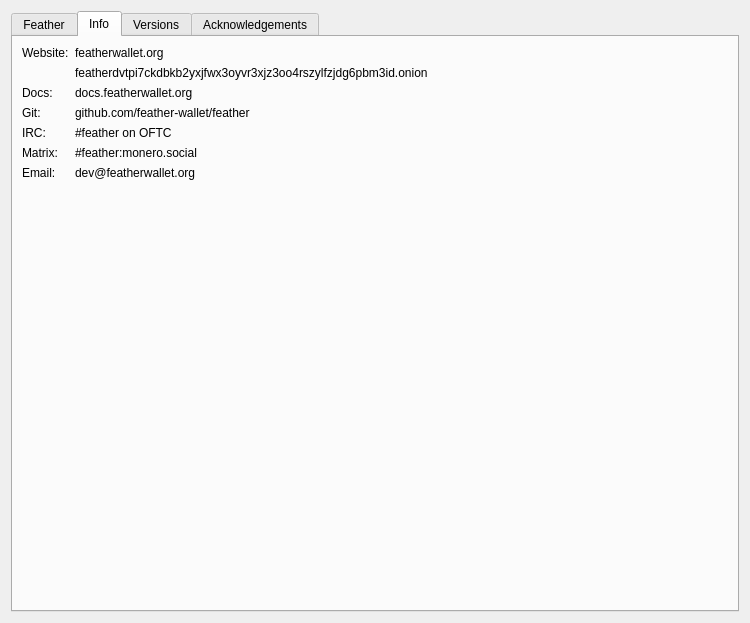
This is src/dialog/AboutDialog.ui in BiscuitWallet/Biscuit as Qt 5 draws it before an edit. The edited form follows.
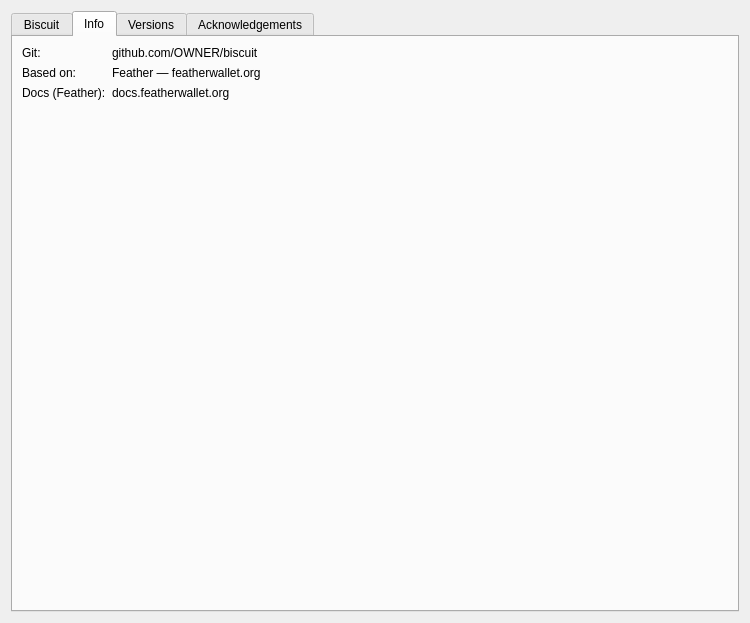
This is the edited form. The open tabs and pages were chosen to show the change. Custom widgets are drawn as their Qt base class.

Commit message: Renomme Feather en Biscuit et coupe les serveurs Feather

```diff
--- a/src/dialog/AboutDialog.ui
+++ b/src/dialog/AboutDialog.ui
@@ -27,7 +27,7 @@
      </property>
      <widget class="QWidget" name="Feather">
       <attribute name="title">
-       <string>Feather</string>
+       <string>Biscuit</string>
       </attribute>
       <layout class="QVBoxLayout" name="verticalLayout_2">
        <item>
@@ -79,14 +79,14 @@
        <item row="0" column="0">
         <widget class="QLabel" name="label_2">
          <property name="text">
-          <string>Website:</string>
+          <string>Git:</string>
          </property>
         </widget>
        </item>
        <item row="0" column="1">
         <widget class="QLabel" name="label_8">
          <property name="text">
-          <string>featherwallet.org</string>
+          <string>github.com/OWNER/biscuit</string>
          </property>
          <property name="textInteractionFlags">
           <set>Qt::TextInteractionFlag::LinksAccessibleByMouse|Qt::TextInteractionFlag::TextSelectableByMouse</set>
@@ -96,14 +96,14 @@
        <item row="1" column="0">
         <widget class="QLabel" name="label_18">
          <property name="text">
-          <string/>
+          <string>Based on:</string>
          </property>
         </widget>
        </item>
        <item row="1" column="1">
         <widget class="QLabel" name="label_19">
          <property name="text">
-          <string>featherdvtpi7ckdbkb2yxjfwx3oyvr3xjz3oo4rszylfzjdg6pbm3id.onion</string>
+          <string>Feather — featherwallet.org</string>
          </property>
          <property name="textInteractionFlags">
           <set>Qt::TextInteractionFlag::LinksAccessibleByMouse|Qt::TextInteractionFlag::TextSelectableByMouse</set>
@@ -113,7 +113,7 @@
        <item row="2" column="0">
         <widget class="QLabel" name="label_3">
          <property name="text">
-          <string>Docs:</string>
+          <string>Docs (Feather):</string>
          </property>
         </widget>
        </item>
@@ -127,74 +127,6 @@
          </property>
         </widget>
        </item>
-       <item row="3" column="0">
-        <widget class="QLabel" name="label_4">
-         <property name="text">
-          <string>Git:</string>
-         </property>
-        </widget>
-       </item>
-       <item row="3" column="1">
-        <widget class="QLabel" name="label_11">
-         <property name="text">
-          <string>github.com/feather-wallet/feather</string>
-         </property>
-         <property name="textInteractionFlags">
-          <set>Qt::TextInteractionFlag::LinksAccessibleByMouse|Qt::TextInteractionFlag::TextSelectableByMouse</set>
-         </property>
-        </widget>
-       </item>
-       <item row="4" column="0">
-        <widget class="QLabel" name="label_6">
-         <property name="text">
-          <string>IRC:</string>
-         </property>
-        </widget>
-       </item>
-       <item row="4" column="1">
-        <widget class="QLabel" name="label_13">
-         <property name="text">
-          <string>#feather on OFTC</string>
-         </property>
-         <property name="textInteractionFlags">
-          <set>Qt::TextInteractionFlag::LinksAccessibleByMouse|Qt::TextInteractionFlag::TextSelectableByMouse</set>
-         </property>
-        </widget>
-       </item>
-       <item row="5" column="0">
-        <widget class="QLabel" name="label_9">
-         <property name="text">
-          <string>Matrix:</string>
-         </property>
-        </widget>
-       </item>
-       <item row="5" column="1">
-        <widget class="QLabel" name="label_14">
-         <property name="text">
-          <string>#feather:monero.social</string>
-         </property>
-         <property name="textInteractionFlags">
-          <set>Qt::TextInteractionFlag::LinksAccessibleByMouse|Qt::TextInteractionFlag::TextSelectableByMouse</set>
-         </property>
-        </widget>
-       </item>
-       <item row="6" column="0">
-        <widget class="QLabel" name="label_7">
-         <property name="text">
-          <string>Email:</string>
-         </property>
-        </widget>
-       </item>
-       <item row="6" column="1">
-        <widget class="QLabel" name="label_15">
-         <property name="text">
-          <string>dev@featherwallet.org</string>
-         </property>
-         <property name="textInteractionFlags">
-          <set>Qt::TextInteractionFlag::LinksAccessibleByMouse|Qt::TextInteractionFlag::TextSelectableByMouse</set>
-         </property>
-        </widget>
-       </item>
       </layout>
      </widget>
      <widget class="QWidget" name="tab_2">
```
Left out of the diff: 4 changed lines with no effect on the pictures. The commit also changes 50 other files.
